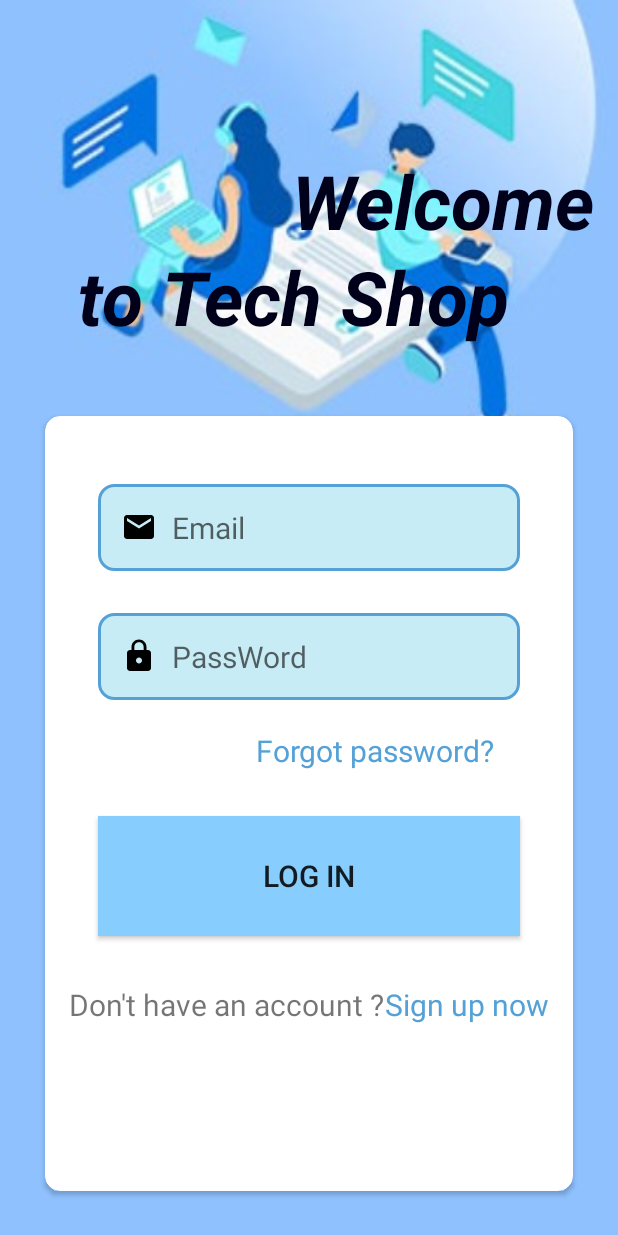
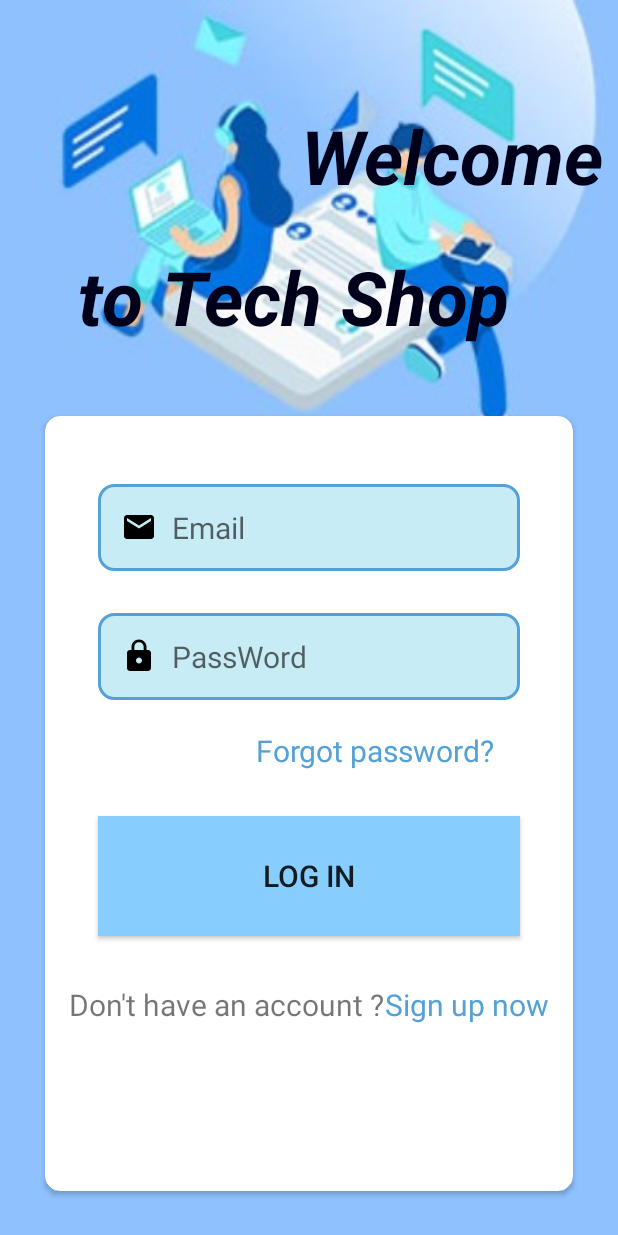
Before and after one commit to ttruongg/MoblieApp, an Android app: the screen it shows after launch (LoginActivity), on a phone screen of 412 x 824 dp. Run offline under Robolectric (Android 15) with nearby library versions, the phone set to English and light mode, and no system bars.

Commit message:
Tho test

```diff
--- a/app/src/main/res/layout/activity_login.xml
+++ b/app/src/main/res/layout/activity_login.xml
@@ -18,14 +18,14 @@
         android:id="@+id/TextView_Welcome"
         android:layout_width="wrap_content"
         android:layout_height="wrap_content"
-        android:layout_marginEnd="16dp"
-        android:layout_marginBottom="80dp"
+        android:layout_marginTop="70dp"
+        android:layout_marginEnd="10dp"
         android:text="Welcome"
         android:textColor="@color/dark_blue"
         android:textSize="50sp"
         android:textStyle="bold|italic"
-        app:layout_constraintBottom_toTopOf="@+id/guideline"
-        app:layout_constraintEnd_toEndOf="parent" />
+        app:layout_constraintEnd_toEndOf="parent"
+        app:layout_constraintTop_toTopOf="parent" />
 
     <TextView
         android:id="@+id/TextView_Welcome2"
```
Lines whose indentation alone changed are shown as unchanged.
